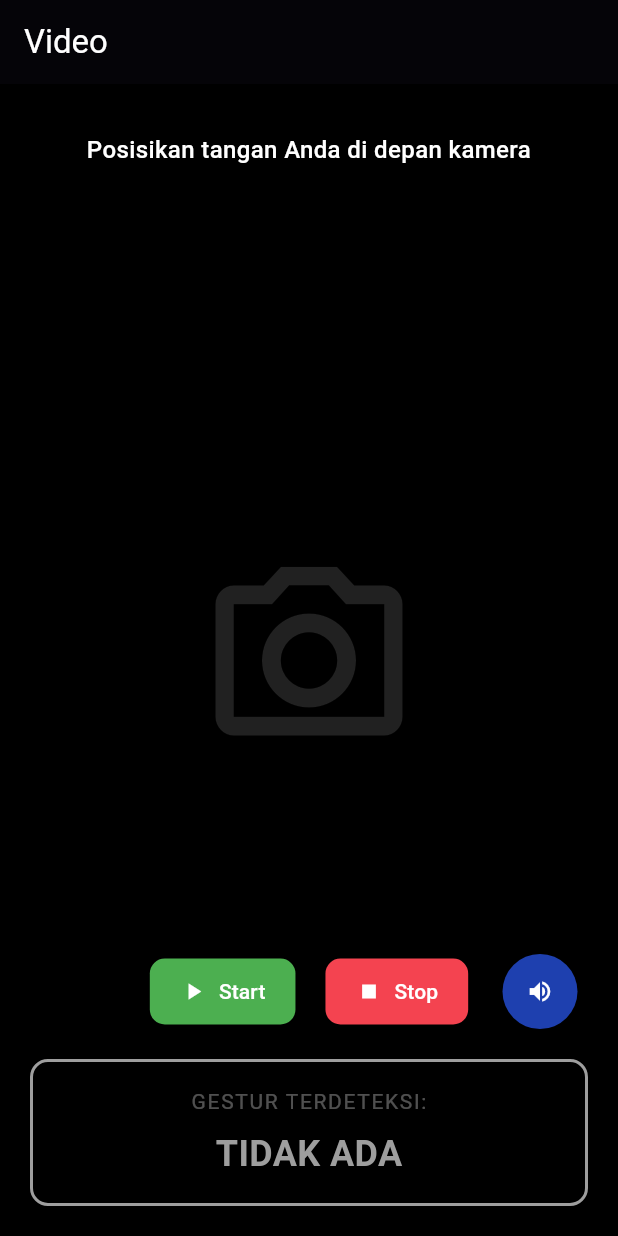
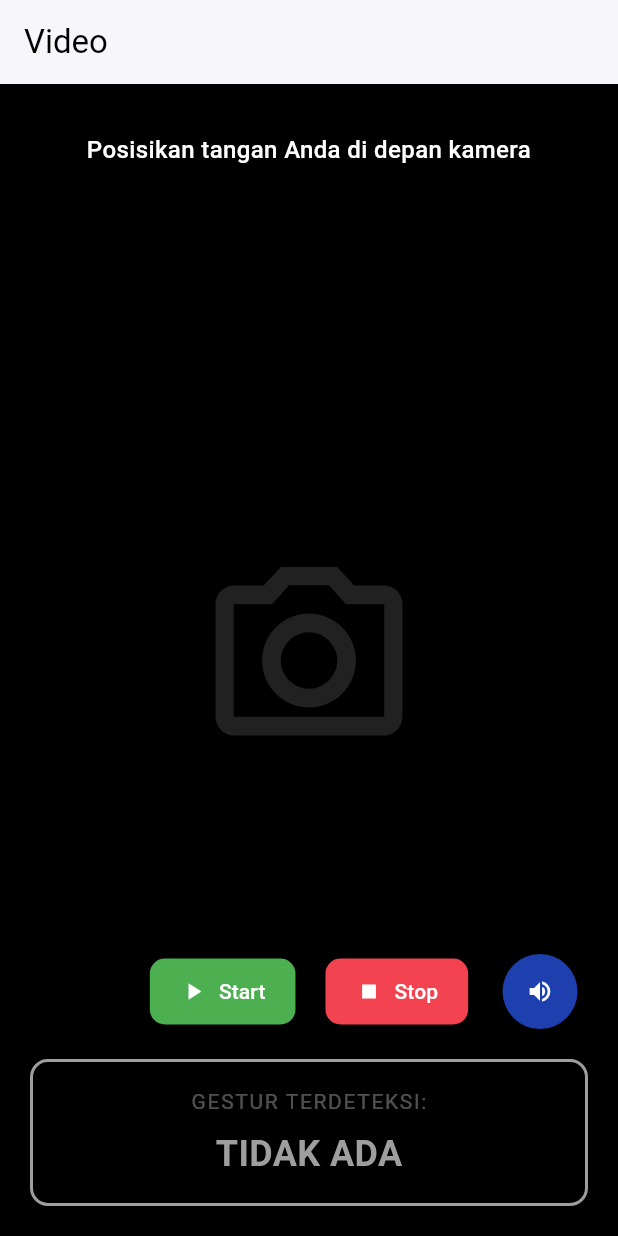
Before and after one commit to RafaMufid/Gestra-Mobile, a Flutter app: the VideoPage screen opened directly, on a phone screen of 412 x 824 dp. Run offline on Flutter 3.47's test engine with Material 3 defaults, Android fonts, the phone set to English and light mode, and no system bars.

Commit message:
mengganti warna appbar

```diff
--- a/gestra/lib/video.dart
+++ b/gestra/lib/video.dart
@@ -18,8 +18,8 @@ class _VideoPageState extends State<VideoPage> {
       appBar: AppBar(
         title: const Text('Video'),
         automaticallyImplyLeading: false,
-        backgroundColor: Colors.black,
-        foregroundColor: Colors.white,
+        backgroundColor: Colors.white,
+        foregroundColor: Colors.black,
         elevation: 1,
       ),
       body: SafeArea(
```
